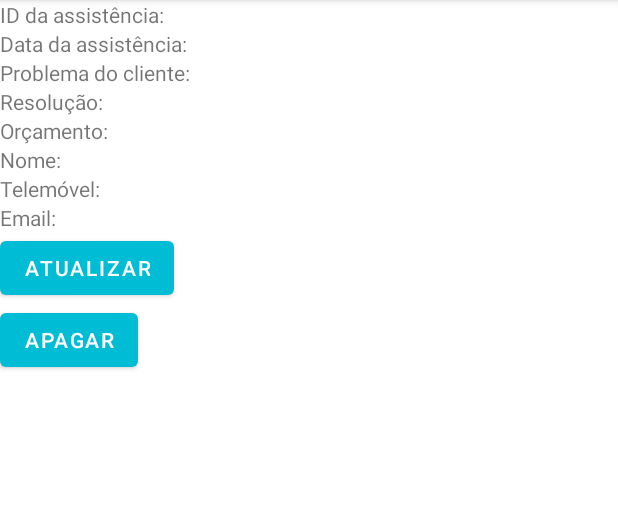
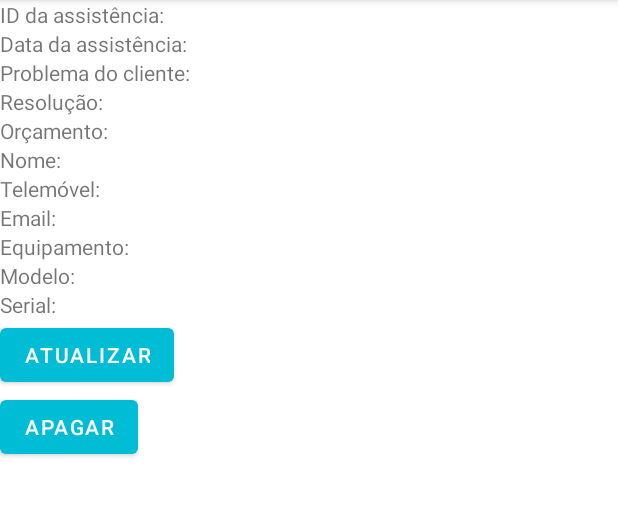
Before and after one commit to joaofnferreira/GestAssiste, an Android app: the AssistDetails screen opened directly, with no data from a screen before it, on a phone screen of 412 x 824 dp, the part 84-601 px from its top. Run offline under Robolectric (Android 15) with nearby library versions, the phone set to English and light mode, and no system bars; our stand-ins replace Firebase (no records; nobody signed in at launch, a user with empty details on screens opened directly).

Commit message:
Alteração da apresentação na lista (passa de apresentar pelo problema, para agora apresentar pelo nome o cliente) + Adição do equipamento na lista ao clicar e também no editar
Alteração da apresentação na lista (passa de apresentar pelo problema, para agora apresentar pelo nome o cliente) + Adição do equipamento na lista ao clicar e também no editar + Limpeza de código desnecessário após as alterações

```diff
--- a/app/src/main/AndroidManifest.xml
+++ b/app/src/main/AndroidManifest.xml
@@ -46,7 +46,6 @@
                 android:value="" />
 
         </activity>
-        <activity android:name=".Assistencia_old"></activity>
         <activity android:name=".Assistencia"></activity>
         <activity android:name=".Consulta"></activity>
         <activity android:name=".AssistDetails"></activity>
--- a/app/src/main/java/com/example/gestassiste/AssistAdapter.kt
+++ b/app/src/main/java/com/example/gestassiste/AssistAdapter.kt
@@ -28,8 +28,8 @@ class AssistAdapter (private val assistList: ArrayList<AssistModel>):
 
     override fun onBindViewHolder(holder: ViewHolder, position: Int) {
         val currentAssist = assistList[position]
-        //dps mudar para o nome do cliente
-        holder.tvAssistName.text = currentAssist.problemacliente
+        //Mostra na lista o nome do cliente
+        holder.tvAssistName.text = currentAssist.nome
     }
 
     override fun getItemCount(): Int {
--- a/app/src/main/java/com/example/gestassiste/AssistDetails.kt
+++ b/app/src/main/java/com/example/gestassiste/AssistDetails.kt
@@ -22,6 +22,10 @@ class AssistDetails : AppCompatActivity(){
     private lateinit var tvnome: TextView
     private lateinit var tvtelemovel: TextView
     private lateinit var tvemail: TextView
+    private lateinit var tvequipamento: TextView
+    private lateinit var tvmodelo: TextView
+    private lateinit var tvserial: TextView
+
     private lateinit var btnUpdate: Button
     private lateinit var btnDelete: Button
 
@@ -35,7 +39,7 @@ class AssistDetails : AppCompatActivity(){
         btnUpdate.setOnClickListener{
             openUpdateDialog(
                 intent.getStringExtra("idassitencia").toString(),
-                intent.getStringExtra("problemacliente").toString(),
+                intent.getStringExtra("nome").toString(),
             )
         }
 
@@ -69,9 +73,14 @@ class AssistDetails : AppCompatActivity(){
         tvproblemacliente = findViewById(R.id.tvproblemacliente)
         tvresolucao = findViewById(R.id.tvresolucao)
         tvorcamento = findViewById(R.id.tvorcamento)
+
         tvnome = findViewById(R.id.tvnome)
         tvtelemovel = findViewById(R.id.tvtelemovel)
         tvemail = findViewById(R.id.tvemail)
+
+        tvequipamento = findViewById(R.id.tvequipamento)
+        tvmodelo = findViewById(R.id.tvmodelo)
+        tvserial = findViewById(R.id.tvserial)
 
         btnUpdate = findViewById(R.id.btnUpdate)
         btnDelete = findViewById(R.id.btnDelete)
@@ -83,14 +92,19 @@ class AssistDetails : AppCompatActivity(){
         tvproblemacliente.text = intent.getStringExtra("problemacliente")
         tvresolucao.text = intent.getStringExtra("resolucao")
         tvorcamento.text = intent.getStringExtra("orcamento")
+
         tvnome.text = intent.getStringExtra("nome")
         tvtelemovel.text = intent.getStringExtra("telemovel")
         tvemail.text = intent.getStringExtra("email")
+
+        tvequipamento.text = intent.getStringExtra("equipamento")
+        tvmodelo.text = intent.getStringExtra("modelo")
+        tvserial.text = intent.getStringExtra("serial")
     }
 
     private fun openUpdateDialog(
         id: String,
-        problema: String
+        nome: String
     ){
         val mDialog = AlertDialog.Builder(this)
         val inflater = layoutInflater
@@ -102,9 +116,14 @@ class AssistDetails : AppCompatActivity(){
         val etproblemacliente = mDialogView.findViewById<EditText>(R.id.problemacliente)
         val etresolucao = mDialogView.findViewById<EditText>(R.id.resolucao)
         val etorcamento = mDialogView.findViewById<EditText>(R.id.orcamento)
+
         val etnome = mDialogView.findViewById<EditText>(R.id.nome)
         val ettelemovel = mDialogView.findViewById<EditText>(R.id.telemovel)
         val etemail = mDialogView.findViewById<EditText>(R.id.email)
+
+        val etequipamento = mDialogView.findViewById<EditText>(R.id.equipamento)
+        val etmodelo = mDialogView.findViewById<EditText>(R.id.modelo)
+        val etserial = mDialogView.findViewById<EditText>(R.id.serial)
 
         val btnUpdateData = mDialogView.findViewById<Button>(R.id.btnUpdateData)
 
@@ -113,12 +132,17 @@ class AssistDetails : AppCompatActivity(){
         etproblemacliente.setText(intent.getStringExtra("problemacliente").toString())
         etresolucao.setText(intent.getStringExtra("resolucao").toString())
         etorcamento.setText(intent.getStringExtra("orcamento").toString())
+
         etnome.setText(intent.getStringExtra("nome").toString())
         ettelemovel.setText(intent.getStringExtra("telemovel").toString())
         etemail.setText(intent.getStringExtra("email").toString())
 
-        //qd tivermos o nome, mudar isto para nome
-        mDialog.setTitle("A atualizar a assistência de $problema")
+        etequipamento.setText(intent.getStringExtra("equipamento").toString())
+        etmodelo.setText(intent.getStringExtra("modelo").toString())
+        etserial.setText(intent.getStringExtra("serial").toString())
+
+
+        mDialog.setTitle("A atualizar a assistência de $nome")
 
         var alertDialog = mDialog.create()
         alertDialog.show()
@@ -131,9 +155,14 @@ class AssistDetails : AppCompatActivity(){
                 etproblemacliente.text.toString(),
                 etresolucao.text.toString(),
                 etorcamento.text.toString(),
+
                 etnome.text.toString(),
                 ettelemovel.text.toString(),
-                etemail.text.toString()
+                etemail.text.toString(),
+
+                etequipamento.text.toString(),
+                etmodelo.text.toString(),
+                etserial.text.toString()
             )
             Toast.makeText(applicationContext,"Dados da assistência atualizados", Toast.LENGTH_LONG).show()
 
@@ -142,9 +171,14 @@ class AssistDetails : AppCompatActivity(){
             tvproblemacliente.text = etproblemacliente.text.toString()
             tvresolucao.text = etresolucao.text.toString()
             tvorcamento.text = etorcamento.text.toString()
+
             tvnome.text = etnome.text.toString()
             tvtelemovel.text = ettelemovel.text.toString()
             tvemail.text = etemail.text.toString()
+
+            tvequipamento.text = etequipamento.text.toString()
+            tvmodelo.text = etmodelo.text.toString()
+            tvserial.text = etserial.text.toString()
 
             alertDialog.dismiss()
         }
@@ -159,10 +193,13 @@ class AssistDetails : AppCompatActivity(){
         orcamento: String,
         nome: String,
         telemovel: String,
-        email: String
+        email: String,
+        equipamento: String,
+        modelo: String,
+        serial: String
     ){
         val dbRef = FirebaseDatabase.getInstance().getReference("Assist").child(id)
-        val assistInfo = AssistModel(id, dataassitencia,problemacliente,resolucao,orcamento,nome,telemovel,email)
+        val assistInfo = AssistModel(id, dataassitencia,problemacliente,resolucao,orcamento,nome,telemovel,email,equipamento,modelo,serial)
         dbRef.setValue(assistInfo)
     }
 }
--- a/app/src/main/java/com/example/gestassiste/Consulta.kt
+++ b/app/src/main/java/com/example/gestassiste/Consulta.kt
@@ -67,6 +67,9 @@ class Consulta : AppCompatActivity() {
                             intent.putExtra("nome", assistList[position].nome)
                             intent.putExtra("telemovel", assistList[position].telemovel)
                             intent.putExtra("email", assistList[position].email)
+                            intent.putExtra("equipamento", assistList[position].equipamento)
+                            intent.putExtra("modelo", assistList[position].modelo)
+                            intent.putExtra("serial", assistList[position].serial)
                             startActivity(intent)
                         }
 
--- a/app/src/main/res/layout/assist_details.xml
+++ b/app/src/main/res/layout/assist_details.xml
@@ -154,6 +154,60 @@
             />
     </LinearLayout>
 
+        <LinearLayout
+            android:layout_width="match_parent"
+            android:layout_height="wrap_content"
+            android:orientation="horizontal">
+
+
+            <TextView
+                android:layout_width="150dp"
+                android:layout_height="match_parent"
+                android:text="Equipamento:"
+                />
+            <TextView
+                android:layout_width="150dp"
+                android:layout_height="match_parent"
+                android:id="@+id/tvequipamento"
+                />
+        </LinearLayout>
+
+        <LinearLayout
+            android:layout_width="match_parent"
+            android:layout_height="wrap_content"
+            android:orientation="horizontal">
+
+
+            <TextView
+                android:layout_width="150dp"
+                android:layout_height="match_parent"
+                android:text="Modelo:"
+                />
+            <TextView
+                android:layout_width="150dp"
+                android:layout_height="match_parent"
+                android:id="@+id/tvmodelo"
+                />
+        </LinearLayout>
+
+        <LinearLayout
+            android:layout_width="match_parent"
+            android:layout_height="wrap_content"
+            android:orientation="horizontal">
+
+
+            <TextView
+                android:layout_width="150dp"
+                android:layout_height="match_parent"
+                android:text="Serial:"
+                />
+            <TextView
+                android:layout_width="150dp"
+                android:layout_height="match_parent"
+                android:id="@+id/tvserial"
+                />
+        </LinearLayout>
+
         <Button
             android:id="@+id/btnUpdate"
             android:layout_width="wrap_content"
```
Also changed, not shown: app/src/main/java/com/example/gestassiste/Assistencia_old.kt (deleted, +0 -50 lines), app/src/main/java/com/example/gestassiste/MyViewPagerAdapter.kt (deleted, +0 -23 lines), app/src/main/java/com/example/gestassiste/fragmentos/Frag_Assistencia.kt (deleted, +0 -142 lines), app/src/main/java/com/example/gestassiste/fragmentos/Frag_Cliente.kt (deleted, +0 -35 lines), app/src/main/java/com/example/gestassiste/fragmentos/Frag_Equipamento.kt (deleted, +0 -94 lines), app/src/main/res/layout/activity_assistencia_old.xml (deleted, +0 -35 lines), app/src/main/res/layout/update_dialog.xml (+21 -0 lines).
